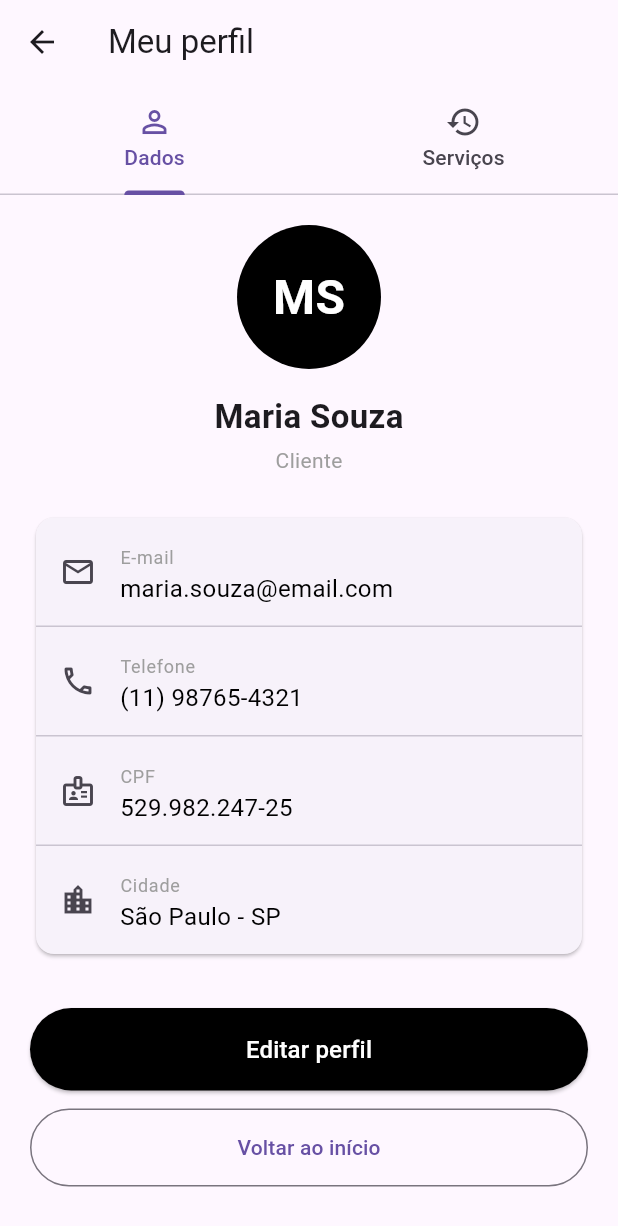
After one commit to victorcampesi/Reparo-PRO, a Flutter app: the PerfilUsuarioView screen opened by its route, on a phone screen of 412 x 824 dp. The commit adds this screen. Shown: the top 1226 px of the screen. Run offline on Flutter 3.47's test engine with Material 3 defaults, Android fonts, the phone set to English and light mode, and no system bars; our stand-ins replace device_preview_plus, flutter_map, geolocator, get_it, latlong2.

Commit message:
Arrumando as rotas entre as views

```diff
--- a/lib/controller/cadastro_usuario_controller.dart
+++ b/lib/controller/cadastro_usuario_controller.dart
@@ -1,6 +1,31 @@
 class CadastroUsuarioController {
+  String nome = '';
+  String cpf = '';
+  String email = '';
+  String senha = '';
+
   static final RegExp _emailRegex =
       RegExp(r'^[a-zA-Z0-9._%+-]+@[a-zA-Z0-9.-]+\.[a-zA-Z]{2,}$');
+
+  /// Guarda os valores
+  void salvar({
+    required String nome,
+    required String cpf,
+    required String email,
+    required String senha,
+  }) {
+    this.nome = nome.trim();
+    this.cpf = cpf.replaceAll(RegExp(r'\D'), '');
+    this.email = email.trim();
+    this.senha = senha;
+  }
+
+  void limpar() {
+    nome = '';
+    cpf = '';
+    email = '';
+    senha = '';
+  }
 
   bool isValidEmail(String email) => _emailRegex.hasMatch(email.trim());
 
--- a/lib/view/cadastro_empresa_view.dart
+++ b/lib/view/cadastro_empresa_view.dart
@@ -34,6 +34,12 @@ class _CadastroEmpresaViewState extends State<CadastroEmpresaView> {
         const SnackBar(content: Text('Dados válidos!')),
       );
     }
+
+    Navigator.pushNamed(
+      context,
+      'perguntas_empresa',
+      arguments: _controller,
+    );
   }
 
   @override
--- /dev/null
+++ b/lib/view/perfil_usuario_view.dart
@@ -0,0 +1,233 @@
+import 'package:flutter/material.dart';
+
+class ServicoContratado {
+  final String titulo;
+  final String prestador;
+  final String data;
+  final String status;
+
+  const ServicoContratado({
+    required this.titulo,
+    required this.prestador,
+    required this.data,
+    required this.status,
+  });
+}
+
+class PerfilUsuarioView extends StatelessWidget {
+  final String nome;
+  final String email;
+  final String telefone;
+  final String cpf;
+  final String cidade;
+  final List<ServicoContratado> servicos;
+
+  const PerfilUsuarioView({
+    super.key,
+    this.nome = 'Maria Souza',
+    this.email = 'maria.souza@email.com',
+    this.telefone = '(11) 98765-4321',
+    this.cpf = '529.982.247-25',
+    this.cidade = 'São Paulo - SP',
+    this.servicos = const [
+      ServicoContratado(
+        titulo: 'Instalação de chuveiro',
+        prestador: 'Carlos Eletricista',
+        data: '10/10/2026',
+        status: 'Concluído',
+      ),
+      ServicoContratado(
+        titulo: 'Limpeza de ar-condicionado',
+        prestador: 'Climatiza Express',
+        data: '02/10/2026',
+        status: 'Concluído',
+      ),
+      ServicoContratado(
+        titulo: 'Pintura de sala',
+        prestador: 'Marina Pinturas',
+        data: '20/10/2026',
+        status: 'Agendado',
+      ),
+    ],
+  });
+
+  String get _iniciais {
+    final partes =
+        nome.trim().split(RegExp(r'\s+')).where((p) => p.isNotEmpty).toList();
+    if (partes.isEmpty) return '?';
+    if (partes.length == 1) return partes.first[0].toUpperCase();
+    return (partes.first[0] + partes.last[0]).toUpperCase();
+  }
+
+  Widget _itemDado(IconData icone, String rotulo, String valor) {
+    return ListTile(
+      leading: Icon(icone),
+      title: Text(
+        rotulo,
+        style: const TextStyle(fontSize: 12, color: Colors.grey),
+      ),
+      subtitle: Text(
+        valor,
+        style: const TextStyle(fontSize: 16, color: Colors.black),
+      ),
+    );
+  }
+
+  Widget _cardServico(ServicoContratado s) {
+    final concluido = s.status == 'Concluído';
+    return Card(
+      margin: const EdgeInsets.only(bottom: 12),
+      child: ListTile(
+        contentPadding:
+            const EdgeInsets.symmetric(horizontal: 16, vertical: 8),
+        leading: const Icon(Icons.handyman_outlined, size: 32),
+        title: Text(
+          s.titulo,
+          style: const TextStyle(fontWeight: FontWeight.bold),
+        ),
+        subtitle: Padding(
+          padding: const EdgeInsets.only(top: 4),
+          child: Text('${s.prestador}\n${s.data}'),
+        ),
+        isThreeLine: true,
+        trailing: Container(
+          padding: const EdgeInsets.symmetric(horizontal: 10, vertical: 4),
+          decoration: BoxDecoration(
+            color: concluido ? Colors.green.shade100 : Colors.orange.shade100,
+            borderRadius: BorderRadius.circular(12),
+          ),
+          child: Text(s.status, style: const TextStyle(fontSize: 12)),
+        ),
+      ),
+    );
+  }
+
+  Widget _abaDados(BuildContext context) {
+    return SingleChildScrollView(
+      padding: const EdgeInsets.all(20),
+      child: Column(
+        children: [
+          CircleAvatar(
+            radius: 48,
+            backgroundColor: Colors.black,
+            child: Text(
+              _iniciais,
+              style: const TextStyle(
+                fontSize: 32,
+                color: Colors.white,
+                fontWeight: FontWeight.bold,
+              ),
+            ),
+          ),
+          const SizedBox(height: 16),
+          Text(
+            nome,
+            style: const TextStyle(fontSize: 22, fontWeight: FontWeight.bold),
+          ),
+          const SizedBox(height: 4),
+          const Text('Cliente', style: TextStyle(color: Colors.grey)),
+          const SizedBox(height: 24),
+
+          Card(
+            child: Column(
+              children: [
+                _itemDado(Icons.email_outlined, 'E-mail', email),
+                const Divider(height: 1),
+                _itemDado(Icons.phone_outlined, 'Telefone', telefone),
+                const Divider(height: 1),
+                _itemDado(Icons.badge_outlined, 'CPF', cpf),
+                const Divider(height: 1),
+                _itemDado(Icons.location_city_outlined, 'Cidade', cidade),
+              ],
+            ),
+          ),
+          const SizedBox(height: 32),
+
+          SizedBox(
+            width: double.infinity,
+            child: ElevatedButton(
+              onPressed: () {
+              },
+              style: ElevatedButton.styleFrom(
+                backgroundColor: Colors.black,
+                padding: const EdgeInsets.symmetric(vertical: 16),
+              ),
+              child: const Text(
+                'Editar perfil',
+                style: TextStyle(color: Colors.white, fontSize: 16),
+              ),
+            ),
+          ),
+          const SizedBox(height: 12),
+
+          SizedBox(
+            width: double.infinity,
+            child: OutlinedButton(
+              onPressed: () => Navigator.pop(context),
+              style: OutlinedButton.styleFrom(
+                padding: const EdgeInsets.symmetric(vertical: 16),
+              ),
+              child: const Text('Voltar ao início'),
+            ),
+          ),
+        ],
+      ),
+    );
+  }
+
+  Widget _abaServicos() {
+    return SingleChildScrollView(
+      padding: const EdgeInsets.all(20),
+      child: Column(
+        crossAxisAlignment: CrossAxisAlignment.start,
+        children: [
+          const Padding(
+            padding: EdgeInsets.only(bottom: 12),
+            child: Text(
+              'Serviços contratados',
+              style: TextStyle(fontSize: 18, fontWeight: FontWeight.bold),
+            ),
+          ),
+          if (servicos.isEmpty)
+            const Padding(
+              padding: EdgeInsets.symmetric(vertical: 24),
+              child: Center(
+                child: Text(
+                  'Você ainda não contratou nenhum serviço.',
+                  style: TextStyle(color: Colors.grey),
+                ),
+              ),
+            )
+          else
+            ...servicos.map(_cardServico),
+        ],
+      ),
+    );
+  }
+
+  @override
+  Widget build(BuildContext context) {
+    return DefaultTabController(
+      length: 2,
+      child: Scaffold(
+        appBar: AppBar(
+          title: const Text('Meu perfil'),
+          bottom: const TabBar(
+            tabs: [
+              Tab(icon: Icon(Icons.person_outline), text: 'Dados'),
+              Tab(icon: Icon(Icons.history), text: 'Serviços'),
+            ],
+          ),
+        ),
+        body: SafeArea(
+          child: TabBarView(
+            children: [
+              _abaDados(context),
+              _abaServicos(),
+            ],
+          ),
+        ),
+      ),
+    );
+  }
+}
--- a/lib/view/perguntas_prestador_view.dart
+++ b/lib/view/perguntas_prestador_view.dart
@@ -115,7 +115,7 @@ class _PerguntasPrestadorViewState extends State<PerguntasPrestadorView> {
       );
       return;
     }
-    Navigator.pushReplacementNamed(context, 'home');
+    Navigator.pushReplacementNamed(context, 'home_prestador');
   }
 
   Widget _erro(String mensagem) {
--- a/lib/view/preferencias_view.dart
+++ b/lib/view/preferencias_view.dart
@@ -49,12 +49,12 @@ class _PreferenciasViewState extends State<PreferenciasView> {
 
   void _continuar() {
     PreferenciasController.instance.definir(_selecionadas);
-    Navigator.pushReplacementNamed(context, 'home');
+    Navigator.pushReplacementNamed(context, 'home_usuario');
   }
 
   void _pular() {
     PreferenciasController.instance.limpar();
-    Navigator.pushReplacementNamed(context, 'home');
+    Navigator.pushReplacementNamed(context, 'home_usuario');
   }
 
   @override
--- a/lib/view/tipo_prestador_view.dart
+++ b/lib/view/tipo_prestador_view.dart
@@ -39,7 +39,7 @@ class _TipoPrestadorViewState extends State<TipoPrestadorView> {
               ElevatedButton.icon(
                 onPressed: () {
                   SessaoController.instance.definirTipoConta(TipoConta.autonomo);
-                  Navigator.pushNamed(context, 'cadastro_usuario');
+                  Navigator.pushNamed(context, 'cadastro_autonomo');
                 },
                 style: ElevatedButton.styleFrom(
                   backgroundColor: Colors.black,
```
Also changed, not shown: lib/main.dart (+11 -1 lines), lib/view/cadastro_autonomo_view.dart (added, +203 -0 lines), lib/view/cadastro_usuario_view.dart (+20 -5 lines), lib/view/home_view.dart (+19 -4 lines).
